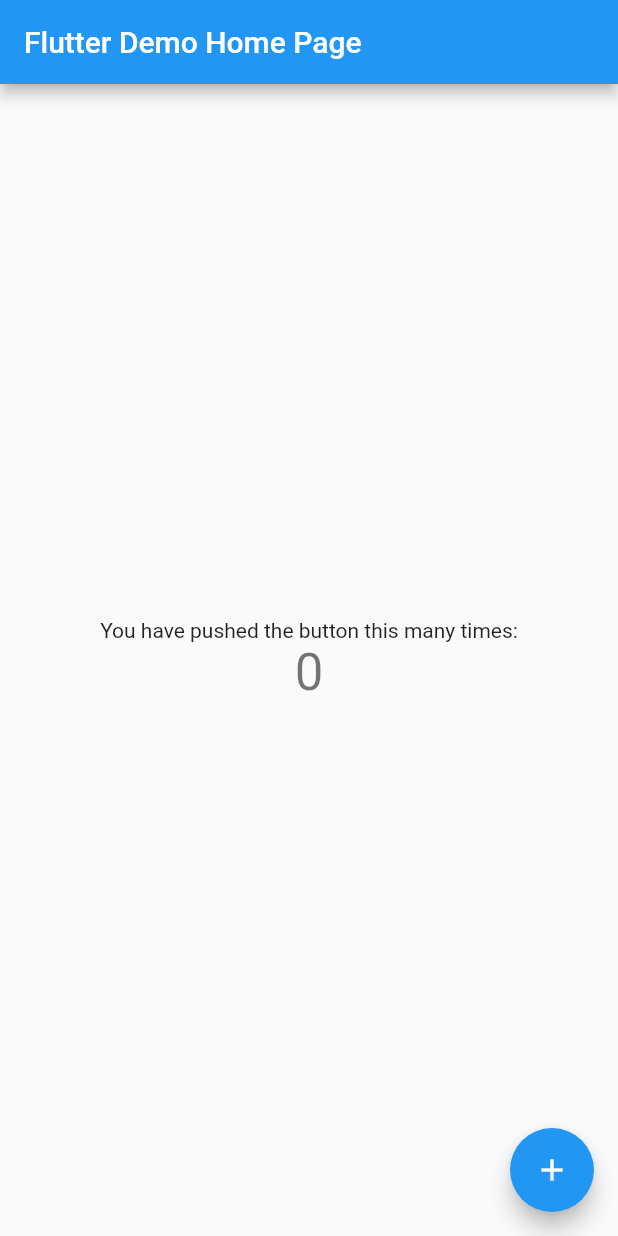
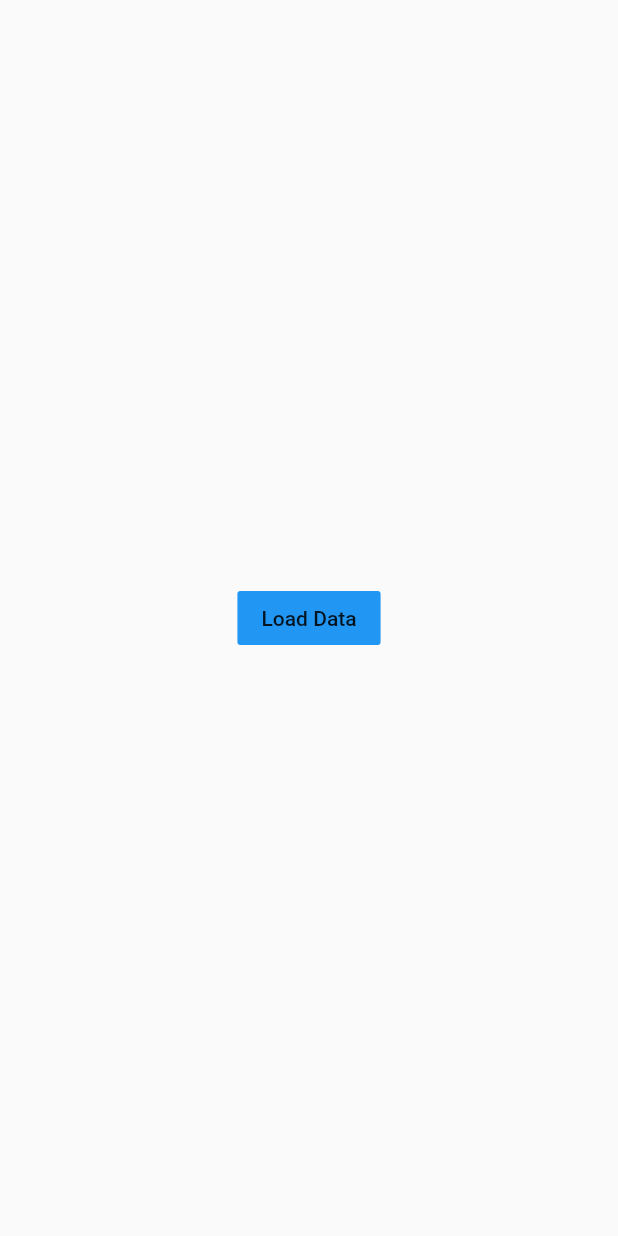
Before and after one commit to azeema11/bloc_trial, a Flutter app: the screen it shows after launch, on a phone screen of 412 x 824 dp. Run offline on Flutter 3.47's test engine with Material 2 defaults, Android fonts, the phone set to English and light mode, and no system bars; our stand-ins replace bloc, flutter_bloc.

```diff
--- /dev/null
+++ b/lib/bloc/home_event.dart
@@ -0,0 +1,6 @@
+part of 'home_bloc.dart';
+
+@immutable
+abstract class HomeEvent {}
+
+class DataLoadEvent extends HomeEvent{}
--- /dev/null
+++ b/lib/bloc/home_state.dart
@@ -0,0 +1,18 @@
+part of 'home_bloc.dart';
+
+@immutable
+abstract class HomeState {}
+
+class HomeInitialState extends HomeState {}
+
+class HomeLoadingState extends HomeState {}
+
+class HomeCompleteState extends HomeState {
+  String data;
+  HomeCompleteState(this.data);
+}
+
+class HomeFailureState extends HomeState{
+  String message;
+  HomeFailureState(this.message);
+}
--- /dev/null
+++ b/lib/home.dart
@@ -0,0 +1,62 @@
+import 'package:bloc_trial/bloc/home_bloc.dart';
+import 'package:flutter/material.dart';
+import 'package:flutter_bloc/flutter_bloc.dart';
+
+class MyHomePage extends StatefulWidget {
+
+  @override
+  _MyHomePageState createState() => _MyHomePageState();
+}
+
+class _MyHomePageState extends State<MyHomePage> {
+  HomeBloc homeBloc;
+  @override
+  Widget build(BuildContext context){
+    homeBloc = BlocProvider.of<HomeBloc>(context);
+    return Scaffold(
+      body: BlocBuilder<HomeBloc,HomeState>(
+        // ignore: missing_return
+        builder: (context, state) {
+          if (state is HomeInitialState){
+            return buildInitalUi();
+          }
+          else if(state is HomeLoadingState){
+            return Center(child: CircularProgressIndicator(),);
+          }
+          else if(state is HomeCompleteState){
+            return buildDataLoadUi(state.data);
+          }
+          else if(state is HomeFailureState){
+            return buildFailedUi(state.message);
+          }
+        },
+      ),
+    );
+  }
+  Widget buildInitalUi() {
+    return Center(
+      child: FlatButton(
+        color: Colors.blue,
+        child: Text("Load Data"),
+        onPressed: () {
+          homeBloc.add(DataLoadEvent());
+        },
+      ),
+    );
+  }
+  Widget buildDataLoadUi(String data) {
+    return Container(
+      color: Colors.green,
+      alignment: Alignment.center,
+      child: Text(data),
+    );
+  }
+  Widget buildFailedUi(String msg) {
+    return Center(
+      child: Container(
+        color: Colors.red,
+        child: Text(msg),
+      ),
+    );
+  }
+}
--- a/lib/main.dart
+++ b/lib/main.dart
@@ -1,4 +1,7 @@
+import 'package:bloc_trial/bloc/home_bloc.dart';
+import 'package:bloc_trial/home.dart';
 import 'package:flutter/material.dart';
+import 'package:flutter_bloc/flutter_bloc.dart';
 
 void main() {
   runApp(MyApp());
@@ -12,53 +15,9 @@ class MyApp extends StatelessWidget {
       theme: ThemeData(
         primarySwatch: Colors.blue,
       ),
-      home: MyHomePage(title: 'Flutter Demo Home Page'),
-    );
-  }
-}
-
-class MyHomePage extends StatefulWidget {
-  MyHomePage({Key key, this.title}) : super(key: key);
-
-  final String title;
-
-  @override
-  _MyHomePageState createState() => _MyHomePageState();
-}
-
-class _MyHomePageState extends State<MyHomePage> {
-  int _counter = 0;
-
-  void _incrementCounter() {
-    setState(() {
-      _counter++;
-    });
-  }
-
-  @override
-  Widget build(BuildContext context) {
-    return Scaffold(
-      appBar: AppBar(
-        title: Text(widget.title),
-      ),
-      body: Center(
-        child: Column(
-          mainAxisAlignment: MainAxisAlignment.center,
-          children: <Widget>[
-            Text(
-              'You have pushed the button this many times:',
-            ),
-            Text(
-              '$_counter',
-              style: Theme.of(context).textTheme.headline4,
-            ),
-          ],
-        ),
-      ),
-      floatingActionButton: FloatingActionButton(
-        onPressed: _incrementCounter,
-        tooltip: 'Increment',
-        child: Icon(Icons.add),
+      home: BlocProvider(
+        create: (BuildContext context) => HomeBloc(),
+        child: MyHomePage()
       ),
     );
   }
--- a/pubspec.yaml
+++ b/pubspec.yaml
@@ -25,6 +25,7 @@ dependencies:
     sdk: flutter
   cupertino_icons: ^1.0.0
   flutter_bloc: ^6.1.0
+  http: ^0.12.2
 
 dev_dependencies:
   flutter_test:
```
Also changed, not shown: lib/bloc/home_bloc.dart (added, +32 -0 lines), pubspec.lock.
